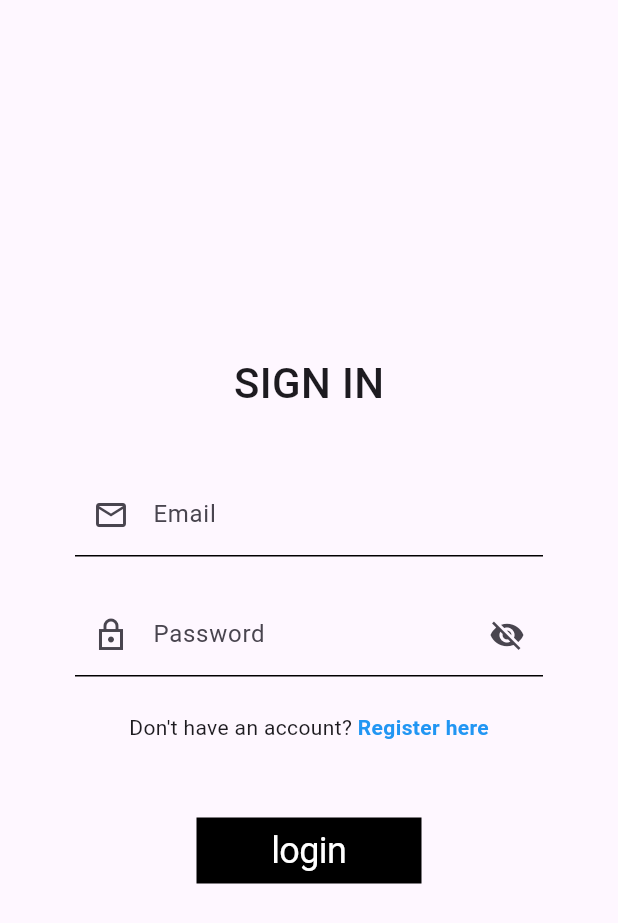
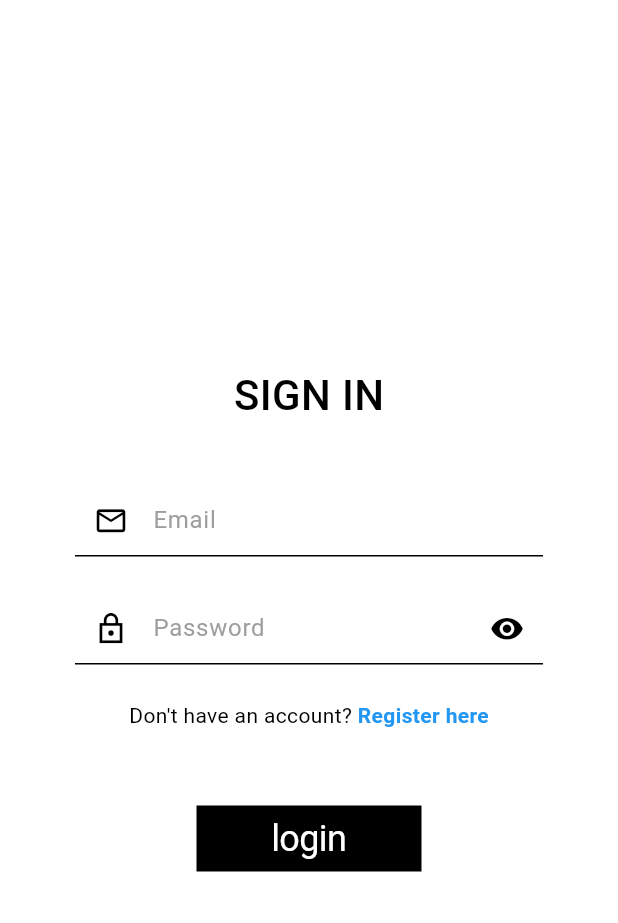
Before and after one commit to HueGreywell/pace, a Flutter app: the _View screen opened directly, on a phone screen of 412 x 824 dp. Shown: the top 923 px of the screen. Run offline on Flutter 3.47's test engine with Material 3 defaults, Android fonts, the phone set to English and light mode, and no system bars; our stand-ins replace equatable, flutter_bloc, go_router.

Commit message:
fix inputs

```diff
--- a/mobile/lib/core/app.dart
+++ b/mobile/lib/core/app.dart
@@ -1,5 +1,6 @@
 import 'package:flutter/material.dart';
 import 'package:pace/core/router/router.dart';
+import 'package:pace/presentation/res/theme.dart';
 
 class App extends StatefulWidget {
   const App({super.key});
@@ -14,6 +15,7 @@ class _AppState extends State<App> {
   @override
   Widget build(BuildContext context) {
     return MaterialApp.router(
+      theme: AppTheme.theme,
       debugShowCheckedModeBanner: false,
       routerConfig: router,
     );
--- a/mobile/lib/presentation/pages/login_page.dart
+++ b/mobile/lib/presentation/pages/login_page.dart
@@ -41,6 +41,7 @@ class _ViewState extends State<_View> {
               const EmailInput(),
               const SizedBox(height: 24),
               PasswordInput(
+                label: 'Password',
                 onChanged: (s) {},
               ),
               const SizedBox(height: 24),
--- a/mobile/lib/presentation/widgets/text_inputs/input.dart
+++ b/mobile/lib/presentation/widgets/text_inputs/input.dart
@@ -1,6 +1,6 @@
 import 'package:flutter/material.dart';
 
-class Input extends StatelessWidget {
+class Input extends StatefulWidget {
   final TextEditingController? textEditingController;
 
   final ValueChanged<String>? onChanged;
@@ -13,15 +13,16 @@ class Input extends StatelessWidget {
 
   final IconData leadingIconData;
 
+  final Widget? suffix;
+
   final TextInputType textInputType;
 
   final bool isObscured;
 
-  final FocusNode? focusNode;
-
   final TextInputAction textInputAction;
 
   const Input({
+    this.suffix,
     this.textEditingController,
     this.onChanged,
     this.validator,
@@ -30,31 +31,60 @@ class Input extends StatelessWidget {
     required this.leadingIconData,
     this.textInputType = TextInputType.text,
     this.isObscured = false,
-    this.focusNode,
     this.textInputAction = TextInputAction.next,
     super.key,
   });
 
   @override
+  State<Input> createState() => _InputState();
+}
+
+class _InputState extends State<Input> {
+  final _focusNode = FocusNode();
+
+  bool hasFocus = false;
+
+  @override
+  void initState() {
+    super.initState();
+    _focusNode.addListener(_onFocusChanged);
+  }
+
+  @override
+  void dispose() {
+    _focusNode.dispose();
+    super.dispose();
+  }
+
+  @override
   Widget build(BuildContext context) {
     return TextFormField(
-      controller: textEditingController,
-      focusNode: focusNode,
-      keyboardType: textInputType,
-      obscureText: isObscured,
-      textInputAction: textInputAction,
+      controller: widget.textEditingController,
+      focusNode: _focusNode,
+      onChanged: widget.onChanged,
+      validator: widget.validator,
+      keyboardType: widget.textInputType,
+      obscureText: widget.isObscured,
+      textInputAction: widget.textInputAction,
+      style: const TextStyle(fontSize: 16, color: Colors.black),
+      textAlignVertical: TextAlignVertical.center,
       decoration: InputDecoration(
-        labelText: labelText,
-        hintText: hintText,
-        prefixIcon: Icon(leadingIconData),
+        hintStyle: const TextStyle(fontSize: 16, color: Colors.grey),
+        hintText: hasFocus ? null : widget.labelText,
+        prefixIcon: Icon(widget.leadingIconData, size: 23),
+        suffixIcon: widget.suffix,
         border: const UnderlineInputBorder(),
         enabledBorder: const UnderlineInputBorder(),
+        contentPadding: const EdgeInsets.symmetric(vertical: 12),
         focusedBorder: const UnderlineInputBorder(
           borderSide: BorderSide(width: 2),
         ),
       ),
-      onChanged: onChanged,
-      validator: validator,
     );
   }
+
+  void _onFocusChanged() {
+    if (_focusNode.hasFocus == hasFocus) return;
+    setState(() => hasFocus = _focusNode.hasFocus);
+  }
 }
--- a/mobile/lib/presentation/widgets/text_inputs/password_input.dart
+++ b/mobile/lib/presentation/widgets/text_inputs/password_input.dart
@@ -1,12 +1,16 @@
 import 'package:flutter/material.dart';
+import 'package:pace/presentation/widgets/text_inputs/input.dart';
 
 class PasswordInput extends StatefulWidget {
   final void Function(String) onChanged;
 
   final TextInputAction action;
 
+  final String label;
+
   const PasswordInput({
     required this.onChanged,
+    required this.label,
     this.action = TextInputAction.done,
     super.key,
   });
@@ -16,27 +20,19 @@ class PasswordInput extends StatefulWidget {
 }
 
 class _PasswordInputState extends State<PasswordInput> {
-  bool _isPasswordVisible = false;
+  bool _isObscured = true;
 
   @override
   Widget build(BuildContext context) {
-    return TextFormField(
-      onChanged: widget.onChanged,
-      obscureText: !_isPasswordVisible,
-      textInputAction: widget.action,
-      autofillHints: const [AutofillHints.password],
-      decoration: InputDecoration(
-        labelText: 'Password',
-        prefixIcon: const Icon(Icons.lock_outline_sharp),
-        border: const UnderlineInputBorder(),
-        enabledBorder: const UnderlineInputBorder(),
-        focusedBorder: const UnderlineInputBorder(
-          borderSide: BorderSide(width: 2),
-        ),
-        suffixIcon: IconButton(
-          onPressed: () => setState(() => _isPasswordVisible = !_isPasswordVisible),
-          icon: Icon(_isPasswordVisible ? Icons.visibility : Icons.visibility_off),
-          tooltip: _isPasswordVisible ? 'Hide password' : 'Show password',
+    return Input(
+      labelText: widget.label,
+      leadingIconData: Icons.lock_outline_sharp,
+      isObscured: _isObscured,
+      suffix: IconButton(
+        onPressed: () => setState(() => _isObscured = !_isObscured),
+        icon: Icon(
+          _isObscured ? Icons.visibility : Icons.visibility_off,
+          size: 23,
         ),
       ),
     );
```
Also changed, not shown: mobile/lib/presentation/res/theme.dart (added, +26 -0 lines).
